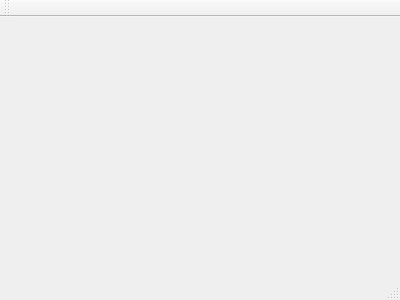
amarsman/QtTestRunner, file src/mainwindow.ui: the form before one commit.
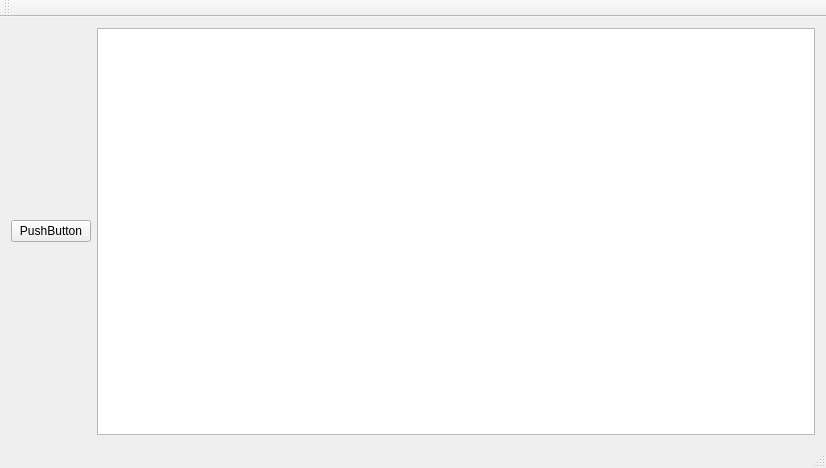
The form after the commit.

```diff
--- a/src/mainwindow.ui
+++ b/src/mainwindow.ui
@@ -1,24 +1,56 @@
 <ui version="4.0">
  <class>MainWindow</class>
- <widget class="QMainWindow" name="MainWindow" >
-  <property name="geometry" >
+ <widget class="QMainWindow" name="MainWindow">
+  <property name="geometry">
    <rect>
     <x>0</x>
     <y>0</y>
-    <width>400</width>
-    <height>300</height>
+    <width>826</width>
+    <height>468</height>
    </rect>
   </property>
   <property name="windowTitle" >
    <string>MainWindow</string>
   </property>
-  <widget class="QMenuBar" name="menuBar" />
-  <widget class="QToolBar" name="mainToolBar" />
-  <widget class="QWidget" name="centralWidget" />
-  <widget class="QStatusBar" name="statusBar" />
+  <widget class="QWidget" name="centralWidget">
+   <layout class="QVBoxLayout" name="verticalLayout">
+    <item>
+     <layout class="QHBoxLayout" name="horizontalLayout">
+      <item>
+       <widget class="QPushButton" name="pbStart">
+        <property name="text">
+         <string>PushButton</string>
+        </property>
+       </widget>
+      </item>
+      <item>
+       <widget class="QListWidget" name="listWidget"/>
+      </item>
+     </layout>
+    </item>
+   </layout>
+  </widget>
+  <widget class="QMenuBar" name="menuBar">
+   <property name="geometry">
+    <rect>
+     <x>0</x>
+     <y>0</y>
+     <width>826</width>
+     <height>25</height>
+    </rect>
+   </property>
+  </widget>
+  <widget class="QToolBar" name="mainToolBar">
+   <attribute name="toolBarArea">
+    <enum>TopToolBarArea</enum>
+   </attribute>
+   <attribute name="toolBarBreak">
+    <bool>false</bool>
+   </attribute>
+  </widget>
+  <widget class="QStatusBar" name="statusBar"/>
  </widget>
- <layoutDefault spacing="6" margin="11" />
- <pixmapfunction></pixmapfunction>
+ <layoutdefault spacing="6" margin="11"/>
  <resources/>
  <connections/>
 </ui>
```
Left out of the diff: 3 changed lines with no effect on the pictures.
